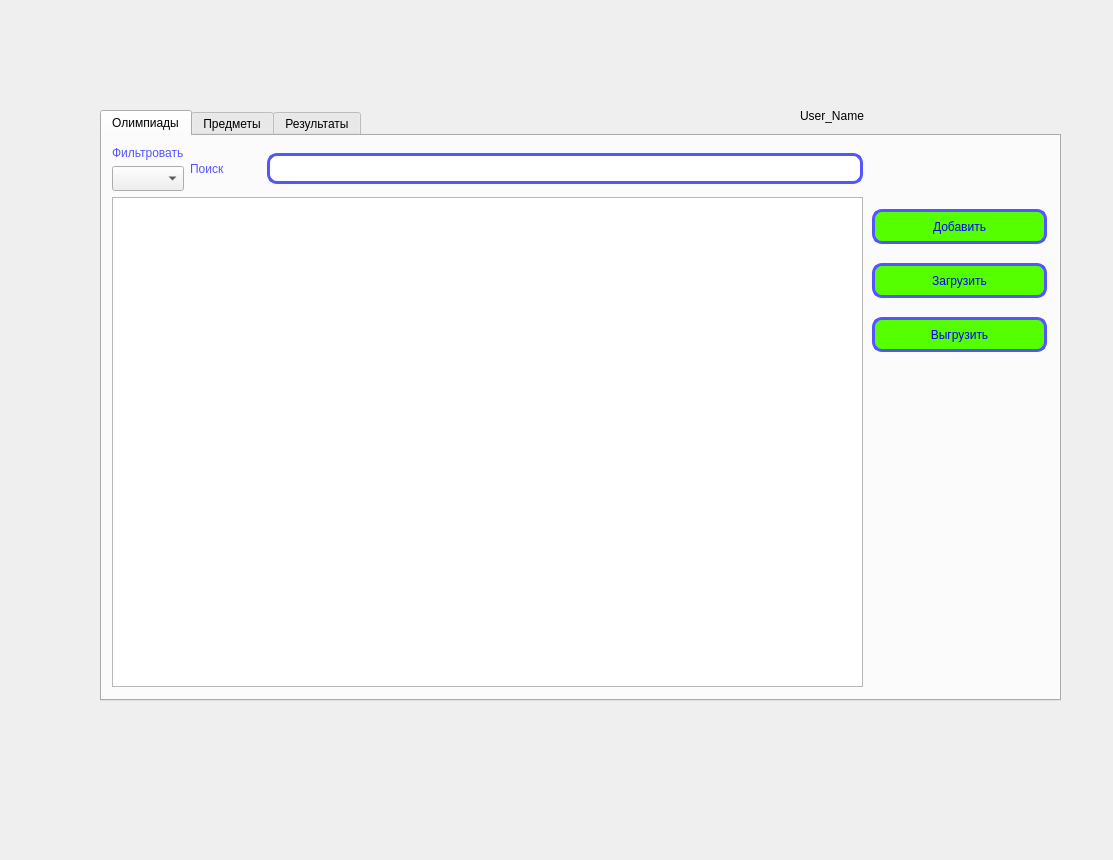
Qt form main_window.ui (Mathew5555/The-Olympiad-schedule) before a commit.
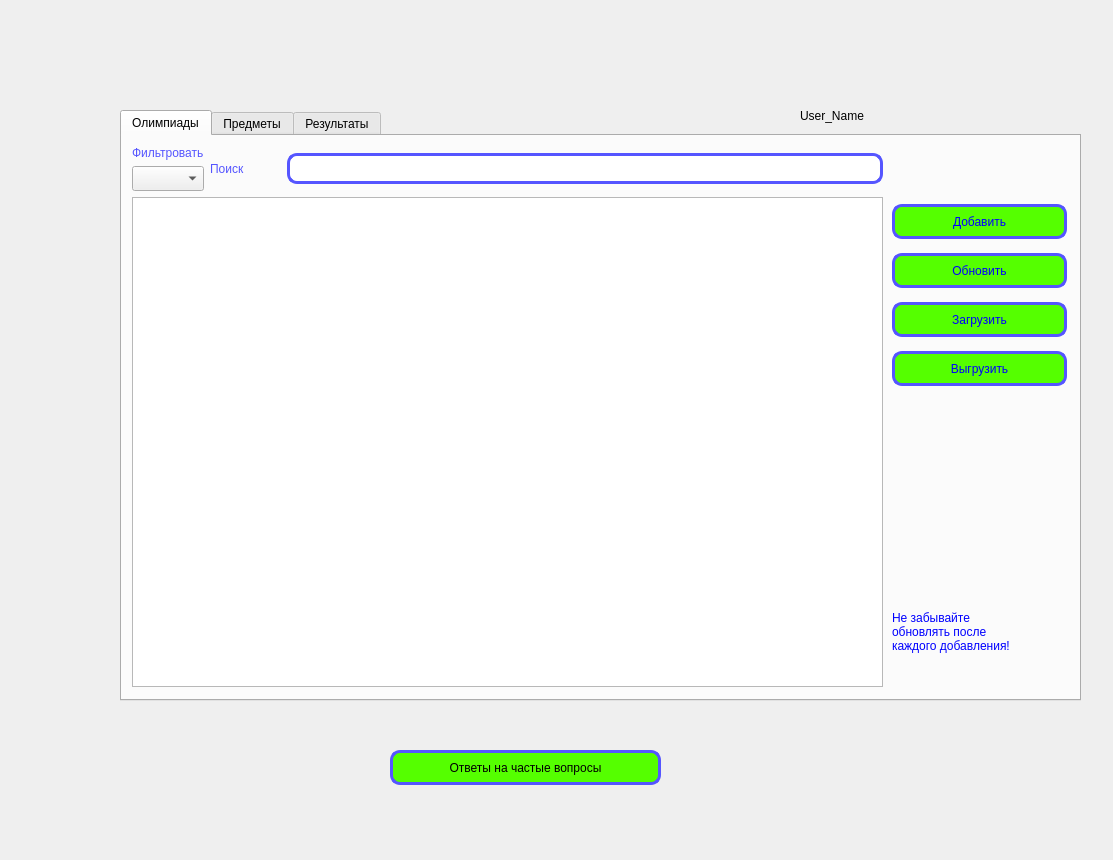
The same form after that commit.

Commit message: - some bugs fixed - main window with first page(not all done) - add olympiad form - user can see only his olympiads

Patch:
```diff
--- a/main_window.ui
+++ b/main_window.ui
@@ -19,7 +19,7 @@
      <rect>
       <x>800</x>
       <y>100</y>
-      <width>301</width>
+      <width>271</width>
       <height>31</height>
      </rect>
     </property>
@@ -33,12 +33,18 @@
    <widget class="QTabWidget" name="tabWidget">
     <property name="geometry">
      <rect>
-      <x>100</x>
+      <x>120</x>
       <y>110</y>
       <width>961</width>
       <height>591</height>
      </rect>
     </property>
+    <property name="minimumSize">
+     <size>
+      <width>961</width>
+      <height>591</height>
+     </size>
+    </property>
     <property name="currentIndex">
      <number>0</number>
     </property>
@@ -46,13 +52,13 @@
      <attribute name="title">
       <string>Олимпиады</string>
      </attribute>
-     <widget class="QWidget" name="">
+     <widget class="QWidget" name="layoutWidget">
       <property name="geometry">
        <rect>
         <x>770</x>
         <y>60</y>
         <width>181</width>
-        <height>171</height>
+        <height>201</height>
        </rect>
       </property>
       <layout class="QVBoxLayout" name="verticalLayout_2">
@@ -86,6 +92,33 @@
          </attribute>
         </widget>
        </item>
+       <item>
+        <widget class="QPushButton" name="add_2">
+         <property name="minimumSize">
+          <size>
+           <width>100</width>
+           <height>35</height>
+          </size>
+         </property>
+         <property name="maximumSize">
+          <size>
+           <width>175</width>
+           <height>16777215</height>
+          </size>
+         </property>
+         <property name="styleSheet">
+          <string notr="true">background-color: rgb(85, 255, 0);
+font: 75 10pt &quot;MS Shell Dlg 2&quot;;
+border-radius: 10px;
+border: 3px solid #5555ff;
+color: blue;
+</string>
+         </property>
+         <property name="text">
+          <string>Обновить</string>
+         </property>
+        </widget>
+       </item>
        <item>
         <widget class="QPushButton" name="download">
          <property name="maximumSize">
@@ -213,6 +246,27 @@
        </item>
       </layout>
      </widget>
+     <widget class="QLabel" name="label">
+      <property name="geometry">
+       <rect>
+        <x>770</x>
+        <y>450</y>
+        <width>161</width>
+        <height>91</height>
+       </rect>
+      </property>
+      <property name="styleSheet">
+       <string notr="true">
+font: 75 10pt &quot;MS Shell Dlg 2&quot;;
+color: blue;
+</string>
+      </property>
+      <property name="text">
+       <string>Не забывайте
+обновлять после
+каждого добавления!</string>
+      </property>
+     </widget>
     </widget>
     <widget class="QWidget" name="tab_2">
      <attribute name="title">
@@ -225,6 +279,33 @@
      </attribute>
     </widget>
    </widget>
+   <widget class="QPushButton" name="upload_2">
+    <property name="geometry">
+     <rect>
+      <x>390</x>
+      <y>750</y>
+      <width>271</width>
+      <height>35</height>
+     </rect>
+    </property>
+    <property name="maximumSize">
+     <size>
+      <width>300</width>
+      <height>35</height>
+     </size>
+    </property>
+    <property name="styleSheet">
+     <string notr="true">background-color: rgb(85, 255, 0);
+font: 75 10pt &quot;MS Shell Dlg 2&quot;;
+border-radius: 10px;
+border: 3px solid #5555ff;
+
+</string>
+    </property>
+    <property name="text">
+     <string>Ответы на частые вопросы</string>
+    </property>
+   </widget>
   </widget>
  </widget>
  <resources/>
```
Left out of the diff: 9 changed lines with no effect on the pictures. The commit also changes 6 other files.
